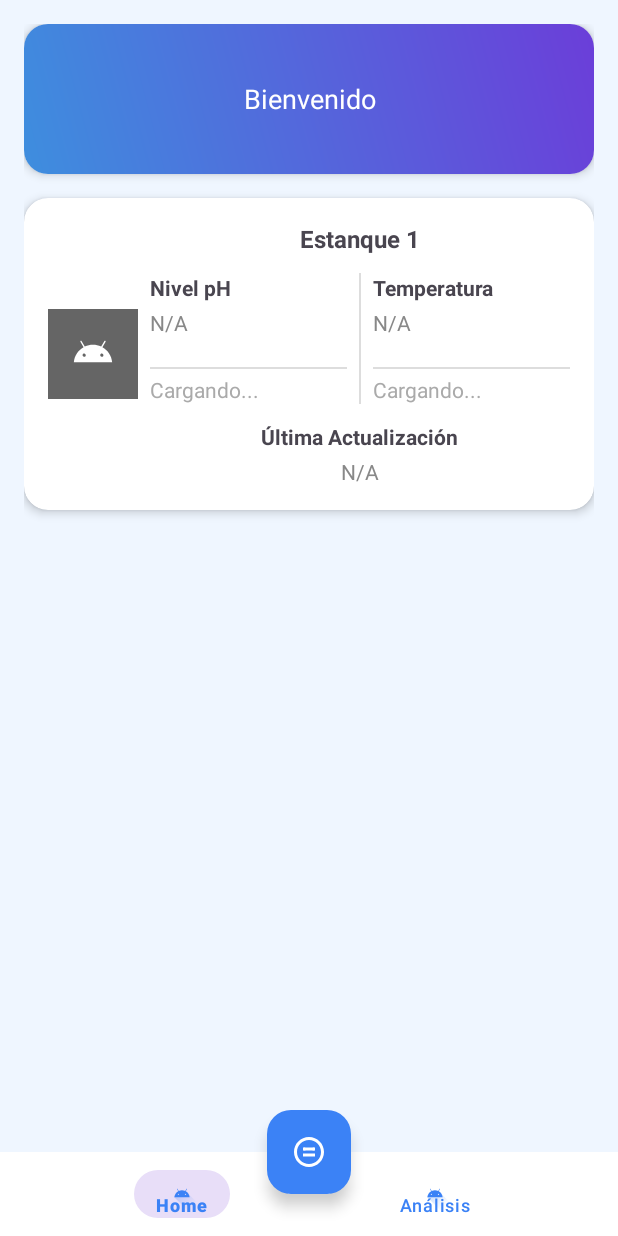
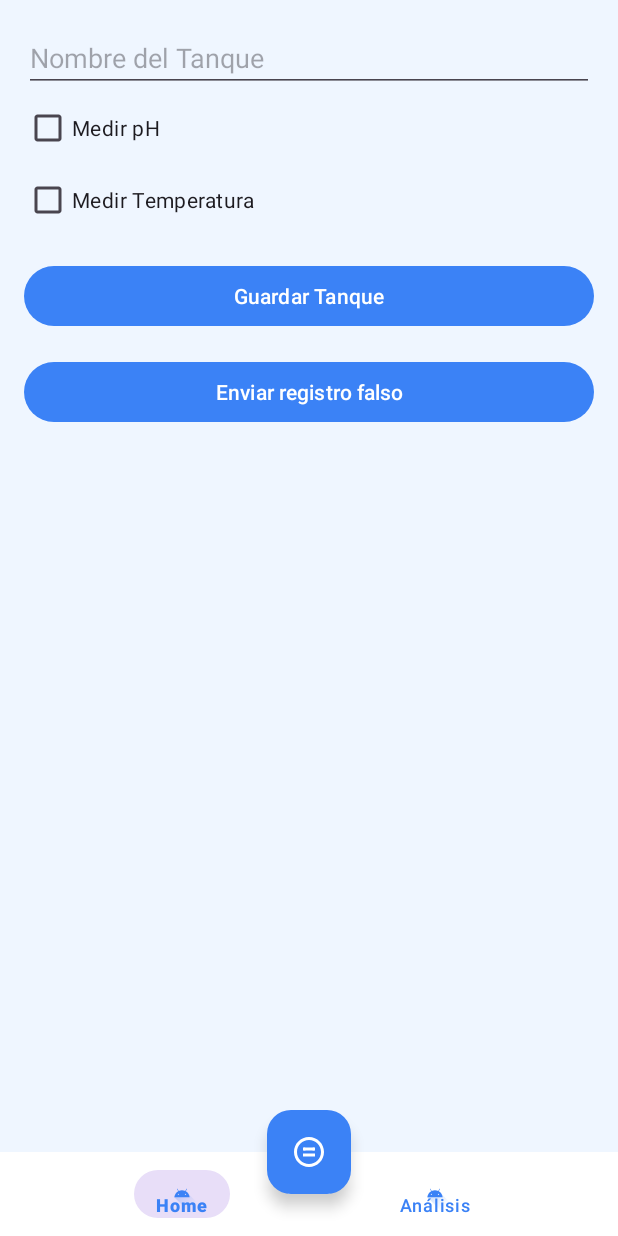
Before and after one commit to Ilde-R/HydraWare, an Android app: the screen it shows after launch (MainActivity), after a tap on "Botón de acción", on a phone screen of 412 x 824 dp. Run offline under Robolectric (Android 15) with nearby library versions, the phone set to English and light mode, and no system bars; our stand-ins replace Firebase (no records; nobody signed in at launch, a user with empty details on screens opened directly).

Commit message:
Registrar tanque

```diff
--- a/app/build.gradle.kts
+++ b/app/build.gradle.kts
@@ -17,7 +17,9 @@ android {
 
         testInstrumentationRunner = "androidx.test.runner.AndroidJUnitRunner"
     }
-
+    buildFeatures {
+        viewBinding = true
+    }
     buildTypes {
         release {
             isMinifyEnabled = false
@@ -34,7 +36,6 @@ android {
     kotlinOptions {
         jvmTarget = "11"
     }
-
 }
 
 dependencies {
--- a/app/src/main/java/com/app/hydraware/MainActivity.kt
+++ b/app/src/main/java/com/app/hydraware/MainActivity.kt
@@ -37,9 +37,7 @@ class MainActivity : AppCompatActivity() {
 
         // Acción del FAB
         fabCenter.setOnClickListener {
-            Toast.makeText(this, "Botón central (FAB) pulsado", Toast.LENGTH_SHORT).show()
-            // Puedes iniciar una nueva actividad o fragmento aquí si lo deseas
-            // startActivity(Intent(this, RegistroMedicionActivity::class.java))
+            loadFragment(TankFragment())
         }
     }
 
--- /dev/null
+++ b/app/src/main/res/layout/fragment_tank.xml
@@ -0,0 +1,103 @@
+<ScrollView xmlns:android="http://schemas.android.com/apk/res/android"
+    android:layout_width="match_parent"
+    android:layout_height="match_parent"
+    android:padding="16dp">
+
+    <LinearLayout
+        android:orientation="vertical"
+        android:layout_width="match_parent"
+        android:layout_height="wrap_content">
+
+        <!-- Nombre tanque -->
+        <EditText
+            android:id="@+id/etTankName"
+            android:layout_width="match_parent"
+            android:layout_height="wrap_content"
+            android:hint="Nombre del Tanque"
+            android:inputType="text" />
+
+        <!-- Medir pH -->
+        <CheckBox
+            android:id="@+id/cbPh"
+            android:layout_width="wrap_content"
+            android:layout_height="wrap_content"
+            android:text="Medir pH" />
+
+        <!-- Rango pH (mín y máx) -->
+        <LinearLayout
+            android:id="@+id/layoutPhRange"
+            android:orientation="horizontal"
+            android:layout_width="match_parent"
+            android:layout_height="wrap_content"
+            android:visibility="gone"
+            android:layout_marginStart="20dp"
+            android:layout_marginBottom="8dp">
+
+            <EditText
+                android:id="@+id/etPhMin"
+                android:layout_width="0dp"
+                android:layout_weight="1"
+                android:layout_height="wrap_content"
+                android:hint="pH mínimo"
+                android:inputType="numberDecimal" />
+
+            <EditText
+                android:id="@+id/etPhMax"
+                android:layout_width="0dp"
+                android:layout_weight="1"
+                android:layout_height="wrap_content"
+                android:hint="pH máximo"
+                android:inputType="numberDecimal"
+                android:layout_marginStart="8dp" />
+        </LinearLayout>
+
+        <!-- Medir Temperatura -->
+        <CheckBox
+            android:id="@+id/cbTemperature"
+            android:layout_width="wrap_content"
+            android:layout_height="wrap_content"
+            android:text="Medir Temperatura" />
+
+        <!-- Rango Temperatura (mín y máx) -->
+        <LinearLayout
+            android:id="@+id/layoutTempRange"
+            android:orientation="horizontal"
+            android:layout_width="match_parent"
+            android:layout_height="wrap_content"
+            android:visibility="gone"
+            android:layout_marginStart="20dp"
+            android:layout_marginBottom="8dp">
+
+            <EditText
+                android:id="@+id/etTempMin"
+                android:layout_width="0dp"
+                android:layout_weight="1"
+                android:layout_height="wrap_content"
+                android:hint="Temp. mínima (°C)"
+                android:inputType="numberDecimal" />
+
+            <EditText
+                android:id="@+id/etTempMax"
+                android:layout_width="0dp"
+                android:layout_weight="1"
+                android:layout_height="wrap_content"
+                android:hint="Temp. máxima (°C)"
+                android:inputType="numberDecimal"
+                android:layout_marginStart="8dp" />
+        </LinearLayout>
+
+        <Button
+            android:id="@+id/btnSaveTank"
+            android:layout_width="match_parent"
+            android:layout_height="wrap_content"
+            android:text="Guardar Tanque"
+            android:layout_marginTop="16dp" />
+        <Button
+            android:id="@+id/btnEnviarFalso"
+            android:layout_width="match_parent"
+            android:layout_height="wrap_content"
+            android:text="Enviar registro falso"
+            android:layout_marginTop="16dp" />
+
+    </LinearLayout>
+</ScrollView>
```
Also changed, not shown: app/src/main/java/com/app/hydraware/Tank.kt (added, +12 -0 lines), app/src/main/java/com/app/hydraware/TankFragment.kt (added, +140 -0 lines).
